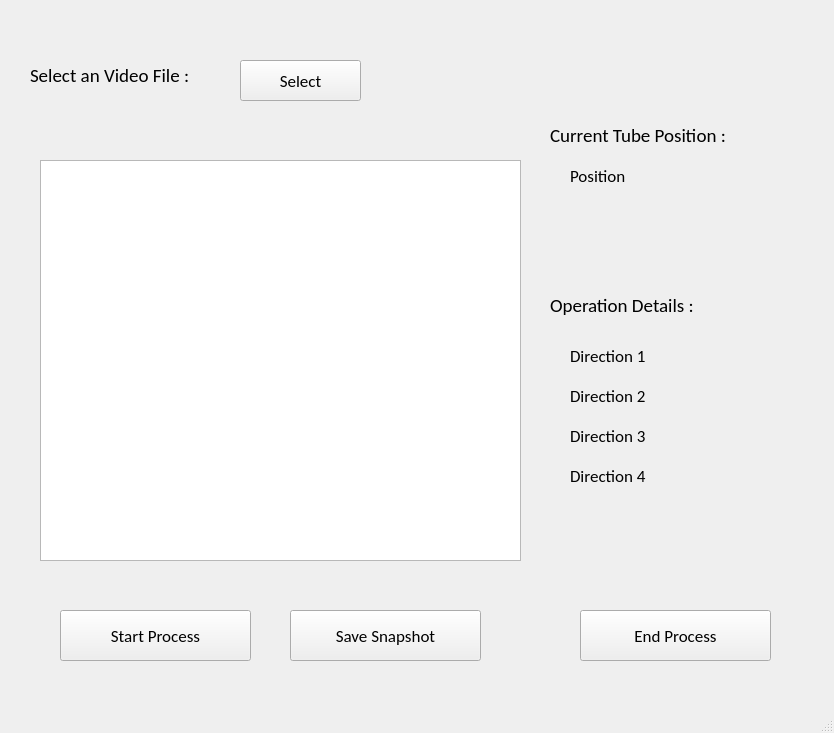
Before: the Qt Designer form CNN_for classification/CNN windows/GUI/manualWindow.ui in malshanucsc/Endotracheal-Intubation-Automation, drawn with Qt 5.
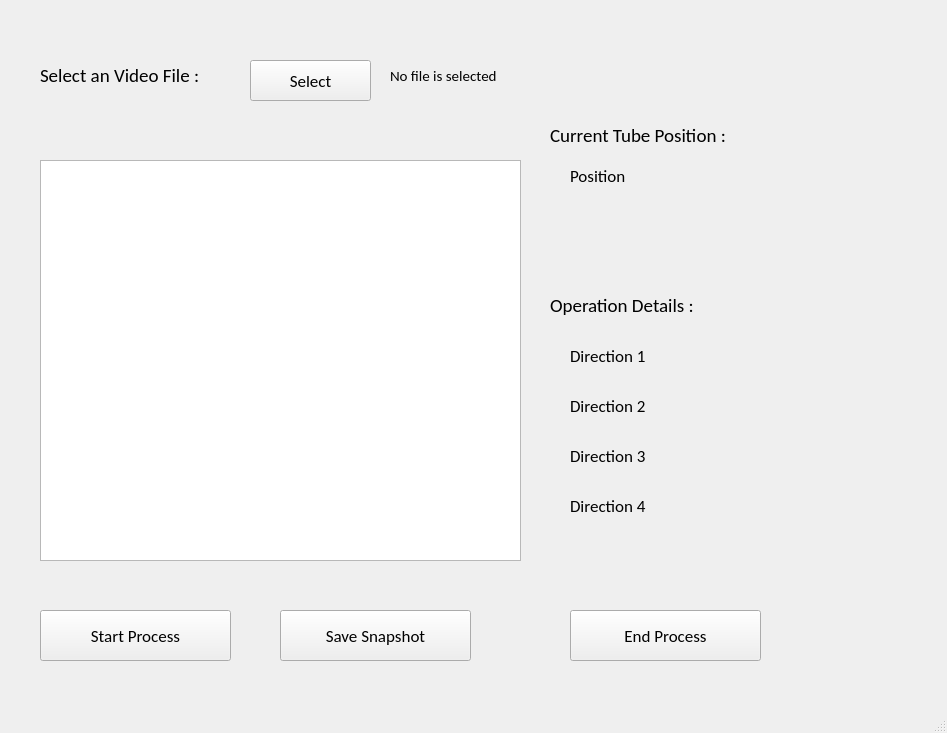
After: the same form once the commit is applied.

The edit to the form file:
```diff
--- a/CNN_for classification/CNN windows/GUI/manualWindow.ui
+++ b/CNN_for classification/CNN windows/GUI/manualWindow.ui
@@ -6,7 +6,7 @@
    <rect>
     <x>0</x>
     <y>0</y>
-    <width>834</width>
+    <width>947</width>
     <height>733</height>
    </rect>
   </property>
@@ -17,7 +17,7 @@
    <widget class="QPushButton" name="btnSave">
     <property name="geometry">
      <rect>
-      <x>290</x>
+      <x>280</x>
       <y>610</y>
       <width>191</width>
       <height>51</height>
@@ -36,7 +36,7 @@
    <widget class="QPushButton" name="btnEnd">
     <property name="geometry">
      <rect>
-      <x>580</x>
+      <x>570</x>
       <y>610</y>
       <width>191</width>
       <height>51</height>
@@ -55,7 +55,7 @@
    <widget class="QPushButton" name="btnStart">
     <property name="geometry">
      <rect>
-      <x>60</x>
+      <x>40</x>
       <y>610</y>
       <width>191</width>
       <height>51</height>
@@ -124,7 +124,7 @@
     <property name="geometry">
      <rect>
       <x>570</x>
-      <y>370</y>
+      <y>380</y>
       <width>151</width>
       <height>51</height>
      </rect>
@@ -144,7 +144,7 @@
     <property name="geometry">
      <rect>
       <x>570</x>
-      <y>410</y>
+      <y>430</y>
       <width>151</width>
       <height>51</height>
      </rect>
@@ -164,7 +164,7 @@
     <property name="geometry">
      <rect>
       <x>570</x>
-      <y>450</y>
+      <y>480</y>
       <width>151</width>
       <height>51</height>
      </rect>
@@ -222,7 +222,7 @@
    <widget class="QLabel" name="lblPositionTopic_2">
     <property name="geometry">
      <rect>
-      <x>30</x>
+      <x>40</x>
       <y>50</y>
       <width>261</width>
       <height>51</height>
@@ -241,7 +241,7 @@
    <widget class="QPushButton" name="pushButton">
     <property name="geometry">
      <rect>
-      <x>240</x>
+      <x>250</x>
       <y>60</y>
       <width>121</width>
       <height>41</height>
@@ -257,6 +257,25 @@
      <string>Select</string>
     </property>
    </widget>
+   <widget class="QLabel" name="lblFileName">
+    <property name="geometry">
+     <rect>
+      <x>390</x>
+      <y>60</y>
+      <width>411</width>
+      <height>31</height>
+     </rect>
+    </property>
+    <property name="font">
+     <font>
+      <family>Calibri</family>
+      <pointsize>11</pointsize>
+     </font>
+    </property>
+    <property name="text">
+     <string>No file is selected</string>
+    </property>
+   </widget>
   </widget>
   <widget class="QStatusBar" name="statusbar"/>
  </widget>
```
Left out of the diff: 4 changed lines with no effect on the pictures.
